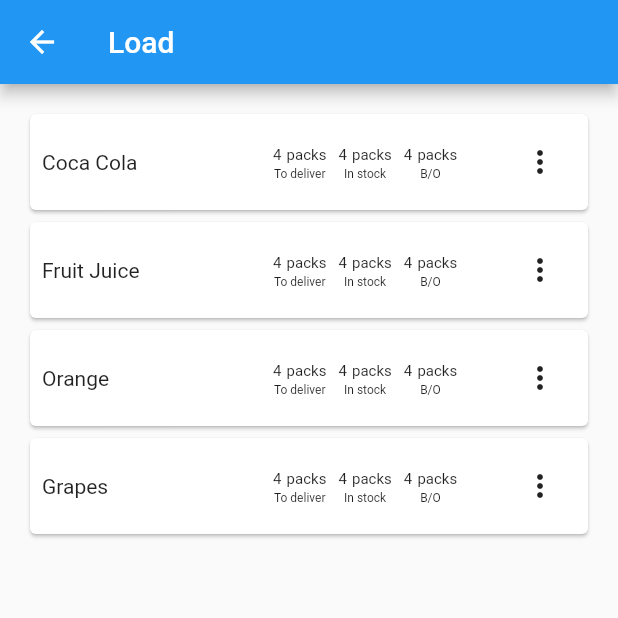
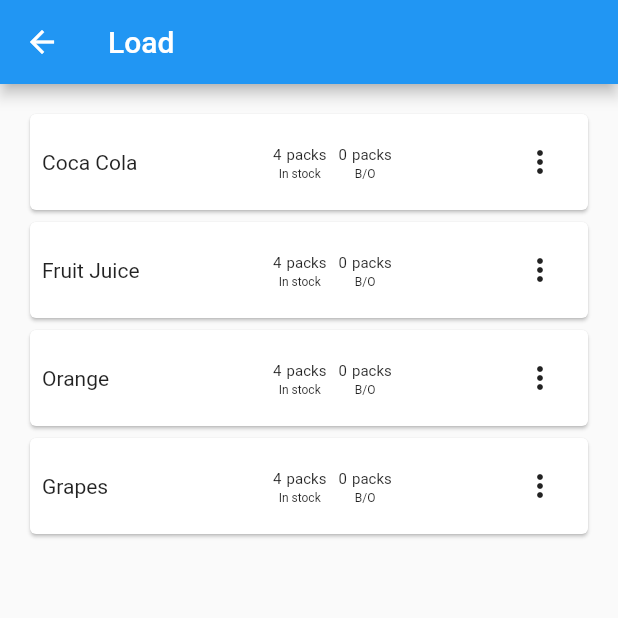
Before and after one commit to aldnav/juisan-app, a Flutter app: the LoadsPage screen opened by its route, on a phone screen of 412 x 824 dp, the top half of it. Run offline on Flutter 3.47's test engine with Material 2 defaults, Android fonts, the phone set to English and light mode, and no system bars; our stand-ins replace bloc, equatable, flutter_bloc.

Commit message:
Implement saving of load items and refresh of all items loads pag
Signed-off-by: Aldrin Navarro <aldrinnavarro16@gmail.com>

```diff
--- a/lib/blocs/stock_for_edit_bloc.dart
+++ b/lib/blocs/stock_for_edit_bloc.dart
@@ -5,9 +5,12 @@ part 'stock_for_edit_event.dart';
 part 'stock_for_edit_state.dart';
 
 class StockForEditBloc extends Bloc<StockForEditEvent, StockForEditState> {
-  StockForEditBloc() : super(StockForEditInitial(-1)) {
+  StockForEditBloc() : super(const StockForEditInitial(-1)) {
     on<StockForEditSelected>((event, emit) {
       emit(StockForEditUpdated(event.stockId));
     });
+    on<StockForEditIsSaving>((event, emit) {
+      emit(const StockForEditUpdated(-1));
+    });
   }
 }
--- a/lib/blocs/stock_for_edit_event.dart
+++ b/lib/blocs/stock_for_edit_event.dart
@@ -11,3 +11,8 @@ abstract class StockForEditEvent extends Equatable {
 class StockForEditSelected extends StockForEditEvent {
   const StockForEditSelected(int stockId) : super(stockId);
 }
+
+// User clicks "Save" on edit screen
+class StockForEditIsSaving extends StockForEditEvent {
+  const StockForEditIsSaving({int? stockId}) : super(-1);
+}
--- a/lib/screens/loads_page.dart
+++ b/lib/screens/loads_page.dart
@@ -1,4 +1,6 @@
 import 'package:flutter/material.dart';
+import 'package:flutter_bloc/flutter_bloc.dart';
+import 'package:juisan/blocs/stock_for_edit_bloc.dart';
 import 'package:juisan/services/stock_items.dart';
 import 'package:juisan/widgets/loads/stock_item.dart';
 
@@ -33,8 +35,11 @@ class _LoadsPageState extends State<LoadsPage> {
   @override
   Widget build(BuildContext context) {
     return Scaffold(
-      appBar: AppBar(title: Text('Load')),
-      body: Column(
+      appBar: AppBar(title: const Text('Load')),
+      // TODO: Is this the best place to place blocbuilder? Seems excessive to load the whole list for one item updated?
+      body: BlocBuilder<StockForEditBloc, StockForEditState>(
+        builder: (context, state) {
+          return Column(
             children: <Widget>[
               Expanded(
                 child: Padding(
@@ -43,6 +48,8 @@ class _LoadsPageState extends State<LoadsPage> {
                 ),
               ),
             ],
+          );
+        },
       ),
     );
   }
--- a/lib/screens/safety_page.dart
+++ b/lib/screens/safety_page.dart
@@ -7,15 +7,14 @@ class SafetyPage extends StatefulWidget {
   State<SafetyPage> createState() => _SafetyPageState();
 }
 
-
 class _SafetyPageState extends State<SafetyPage> {
   @override
   Widget build(BuildContext context) {
     return Scaffold(
       appBar: AppBar(
-        title: Text('Safety'),
+        title: const Text('Safety'),
       ),
-      body: Center(
+      body: const Center(
         child: Text('Safety'),
       ),
     );
--- a/lib/services/stock_items.dart
+++ b/lib/services/stock_items.dart
@@ -26,16 +26,36 @@ class StockItem {
   StockQuantity? quantityUnit;
   int? quantityInStock;
   int? quantityInBO;
+
+  getQuantityUnitDisplay() {
+    switch (quantityUnit) {
+      case StockQuantity.pieces:
+        return 'pieces';
+      case StockQuantity.packs:
+        return 'packs';
+      default:
+        return 'Unknown';
+    }
+  }
 }
+
+List<StockItem> dummyStocksList = [
+  StockItem(id: 1, name: "Coca Cola", price: 10, quantityInStock: 4),
+  StockItem(id: 2, name: "Fruit Juice", price: 10, quantityInStock: 4),
+  StockItem(id: 3, name: "Orange", price: 10, quantityInStock: 4),
+  StockItem(id: 4, name: "Grapes", price: 10, quantityInStock: 4),
+];
 
 /// Retrieve the stock items from the server
 /// TODO: Implement fetching from the server
 Future getItemsInStock() async {
-  List<StockItem> stocksList = [
-    StockItem(id: 1, name: "Coca Cola", price: 10, quantityInStock: 4),
-    StockItem(id: 2, name: "Fruit Juice", price: 10, quantityInStock: 4),
-    StockItem(id: 3, name: "Orange", price: 10, quantityInStock: 4),
-    StockItem(id: 4, name: "Grapes", price: 10, quantityInStock: 4),
-  ];
+  var stocksList = dummyStocksList;
   return stocksList;
 }
+
+/// Retrieve the stock items from the server with the given ID
+/// TODO: Implement fetching from the server
+Future<StockItem> getItemWithId(int id) async {
+  var stocksList = dummyStocksList;
+  return stocksList.firstWhere((item) => item.id == id);
+}
--- a/lib/widgets/loads/stock_item.dart
+++ b/lib/widgets/loads/stock_item.dart
@@ -44,14 +44,10 @@ class StockQuantityInfo extends StatelessWidget {
 
 /// A widget that displays a stock item's name and quantity, among other details.
 class StockItemListTile extends StatelessWidget {
-  StockItemListTile({Key? key, required this.stockItem}) : super(key: key);
+  const StockItemListTile({Key? key, required this.stockItem})
+      : super(key: key);
 
   final StockItem stockItem;
-
-  final Map _qtyMap = {
-    StockQuantity.packs: 'packs',
-    StockQuantity.pieces: 'pieces',
-  };
 
   @override
   Widget build(BuildContext context) {
@@ -68,25 +64,20 @@ class StockItemListTile extends StatelessWidget {
                     padding: const EdgeInsets.symmetric(vertical: 8.0),
                     child: Row(
                       children: [
+                        // TODO: Decide how to get "To deliver"
+                        // StockQuantityInfo(
+                        //     quantity: stockItem.quantityInStock ?? 0,
+                        //     unit: stockItem.getQuantityUnitDisplay(),
+                        //     description: "To deliver"),
+                        // const SizedBox(width: 8),
                         StockQuantityInfo(
                             quantity: stockItem.quantityInStock ?? 0,
-                            unit: stockItem.quantityUnit != null
-                                ? _qtyMap[stockItem.quantityUnit]
-                                : "",
-                            description: "To deliver"),
-                        const SizedBox(width: 8),
-                        StockQuantityInfo(
-                            quantity: stockItem.quantityInStock ?? 0,
-                            unit: stockItem.quantityUnit != null
-                                ? _qtyMap[stockItem.quantityUnit]
-                                : "",
+                            unit: stockItem.getQuantityUnitDisplay(),
                             description: "In stock"),
                         const SizedBox(width: 8),
                         StockQuantityInfo(
-                            quantity: stockItem.quantityInStock ?? 0,
-                            unit: stockItem.quantityUnit != null
-                                ? _qtyMap[stockItem.quantityUnit]
-                                : "",
+                            quantity: stockItem.quantityInBO ?? 0,
+                            unit: stockItem.getQuantityUnitDisplay(),
                             description: "B/O"),
                       ],
                     ),
@@ -144,23 +135,3 @@ class StockItemListTile extends StatelessWidget {
     );
   }
 }
-
-class StockItemForEdit extends ChangeNotifier {
-  /// Internal private state of the stock item to edit
-  late StockItem _stockItem = StockItem(name: 'N/A', price: 0, id: 0);
-  String message = "";
-
-  /// Internal private state of the stock item to edit
-  StockItem get stockItem => _stockItem;
-
-  /// Internal private state of the stock item to edit
-  // set stockItem(StockItem stockItem) {
-  //   _stockItem = stockItem;
-  // }
-
-  void setStockItem(StockItem stockItem) {
-    _stockItem = stockItem;
-    message = "foo";
-    notifyListeners();
-  }
-}
```
Also changed, not shown: lib/screens/home_page.dart (+2 -19 lines), lib/screens/stock_page_edit.dart (+97 -6 lines). Lines whose indentation alone changed are shown as unchanged.
